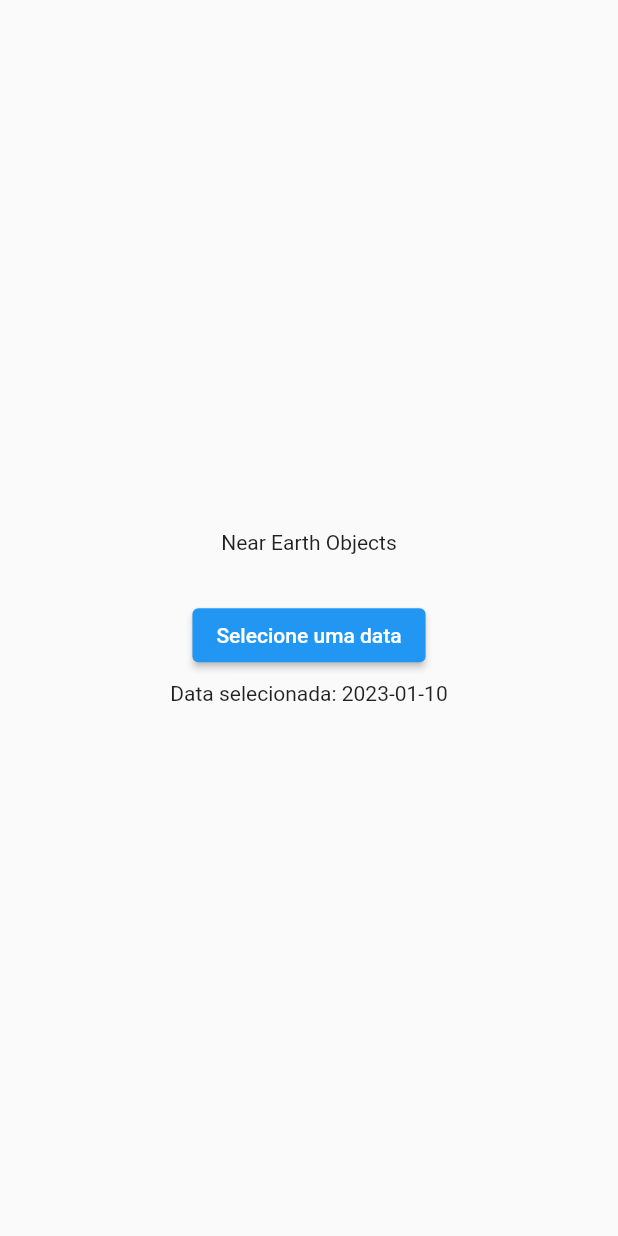
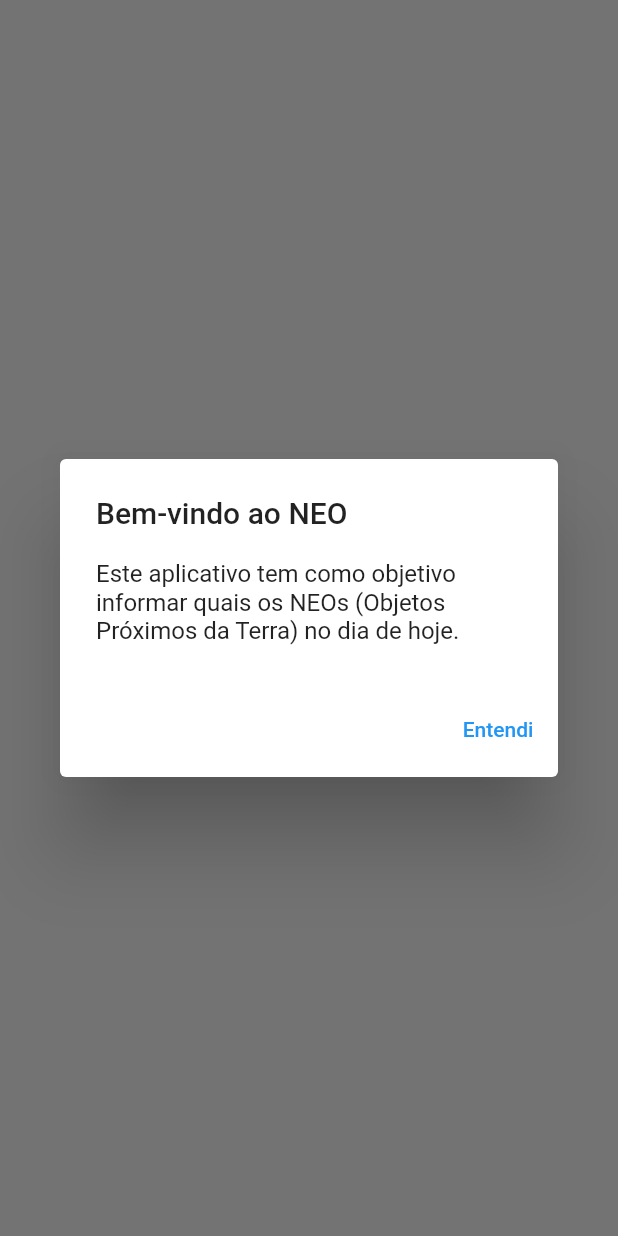
Before and after one commit to PedroMeerholz/NEO, a Flutter app: the screen it shows after launch, on a phone screen of 412 x 824 dp. Run offline on Flutter 3.47's test engine with Material 2 defaults, Android fonts, the phone set to English and light mode, and no system bars.

Commit message:
Criação da mensagem inicial do aplicativo

```diff
--- a/lib/pages/main_page.dart
+++ b/lib/pages/main_page.dart
@@ -16,6 +16,15 @@ class MainPageState extends State<MainPage> {
 
   @override
   Widget build(BuildContext context) {
+    Future.delayed(Duration.zero, () => showDialog(context: context, builder: (context) => AlertDialog(
+      title: const Text('Bem-vindo ao NEO'),
+      content: const Text('Este aplicativo tem como objetivo informar quais os NEOs (Objetos Próximos da Terra) no dia de hoje.'),
+      actions: [
+        TextButton(onPressed: () {
+          Navigator.of(context).pop();
+        }, child: const Text('Entendi'),),
+      ],
+    )));
     return SafeArea(
       child: Scaffold(
         body: Padding(
```
